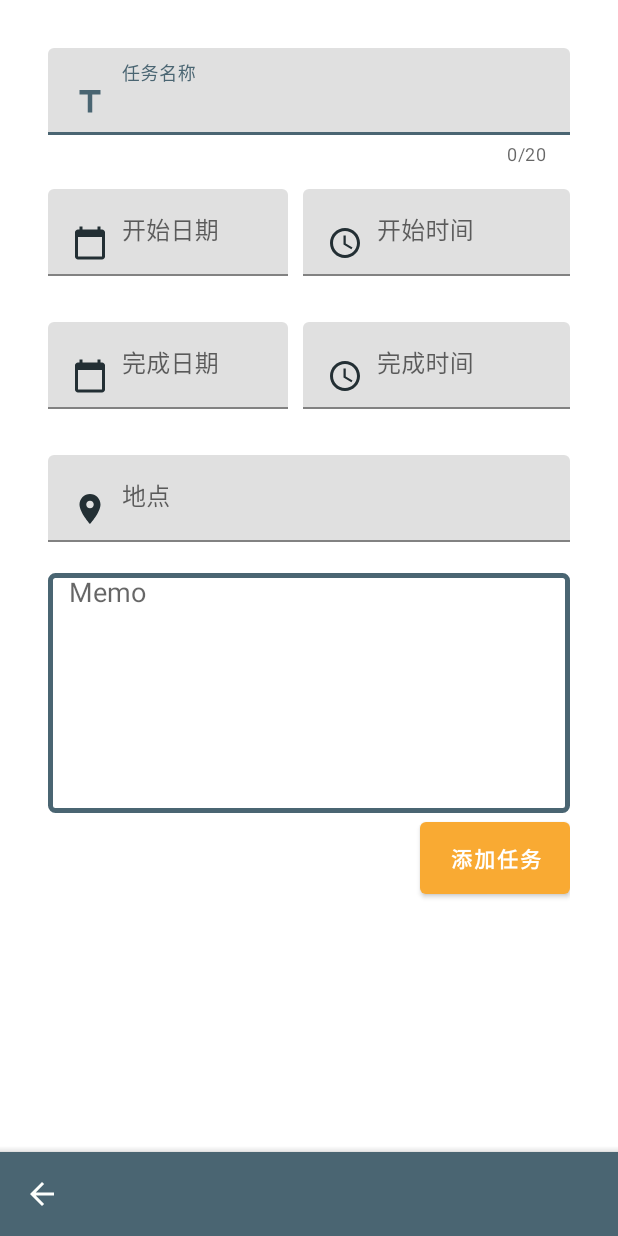
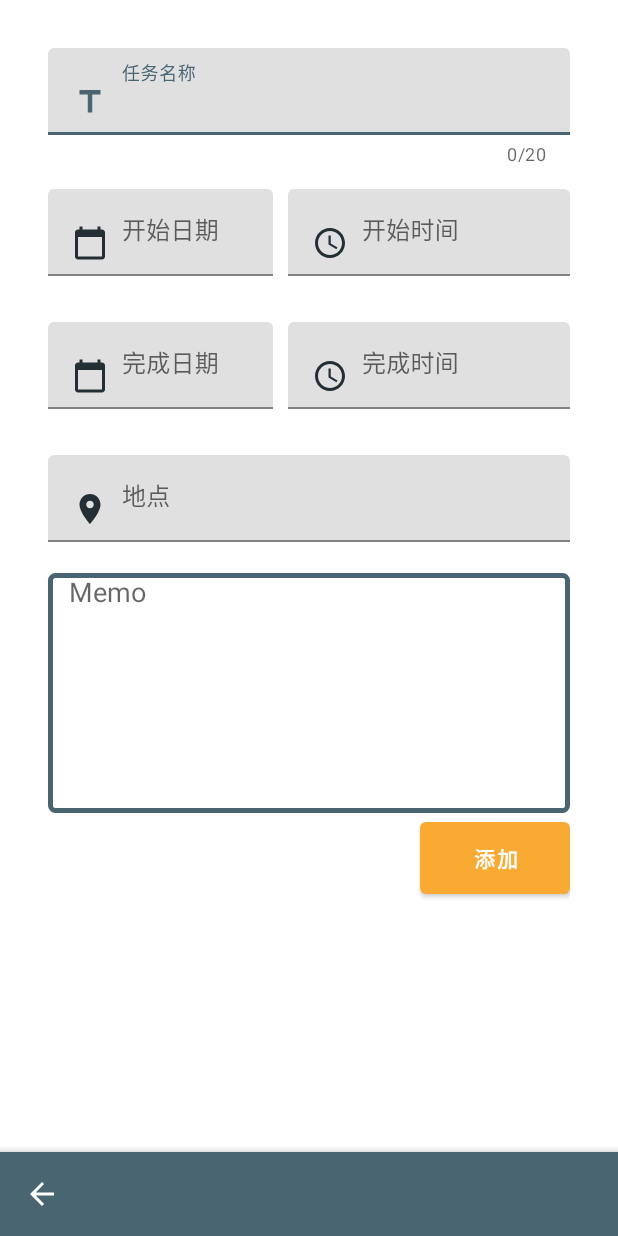
Before and after one commit to nippleshot/Human_Computer_Interaction_Project, an Android app: the AddTaskActivity screen opened directly, with no data from a screen before it, on a phone screen of 412 x 824 dp. Run offline under Robolectric (Android 15) with nearby library versions, the phone set to English and light mode, and no system bars; Roboto replaces fonts that are not available here.

```diff
--- a/app/src/main/res/layout/activity_add_task.xml
+++ b/app/src/main/res/layout/activity_add_task.xml
@@ -46,7 +46,7 @@
 
                 <com.google.android.material.textfield.TextInputLayout
                     android:id="@+id/text_input_taskStartDate"
-                    android:layout_width="160dp"
+                    android:layout_width="150dp"
                     android:layout_height="wrap_content"
                     android:layout_below="@+id/text_input_taskName"
                     android:layout_marginTop="15dp"
@@ -67,7 +67,7 @@
 
                 <com.google.android.material.textfield.TextInputLayout
                     android:id="@+id/text_input_taskStartTime"
-                    android:layout_width="140dp"
+                    android:layout_width="150dp"
                     android:layout_height="wrap_content"
                     android:layout_below="@+id/text_input_taskName"
                     android:layout_marginLeft="10dp"
@@ -91,7 +91,7 @@
 
                 <com.google.android.material.textfield.TextInputLayout
                     android:id="@+id/text_input_taskCompleteDate"
-                    android:layout_width="160dp"
+                    android:layout_width="150dp"
                     android:layout_height="wrap_content"
                     android:layout_below="@+id/text_input_taskStartDate"
                     android:layout_marginTop="10dp"
@@ -112,7 +112,7 @@
 
                 <com.google.android.material.textfield.TextInputLayout
                     android:id="@+id/text_input_taskCompleteTime"
-                    android:layout_width="140dp"
+                    android:layout_width="150dp"
                     android:layout_height="wrap_content"
                     android:layout_below="@+id/text_input_taskStartTime"
                     android:layout_marginLeft="10dp"
@@ -172,7 +172,7 @@
                     android:layout_width="100dp"
                     android:layout_height="60dp"
                     android:layout_below="@+id/text_input_taskMemo"
-                    android:text="添加任务"
+                    android:text="添加"
                     android:textStyle="bold"
                     android:layout_alignParentRight="true"
                     app:backgroundTint="@color/colorAccent"
```
Also changed, not shown: app/src/main/res/layout/activity_fix_task.xml (+5 -5 lines), app/src/main/res/layout/day_review_card.xml (+7 -8 lines).
